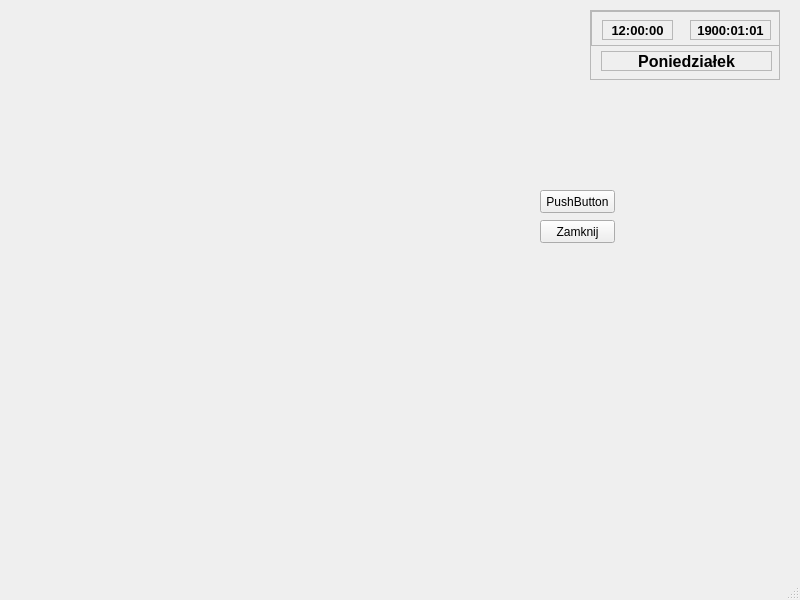
This is Kontrahent/kontrahentlista.ui in Astropl/TestRamek as Qt 5 draws it before an edit. The edited form follows.
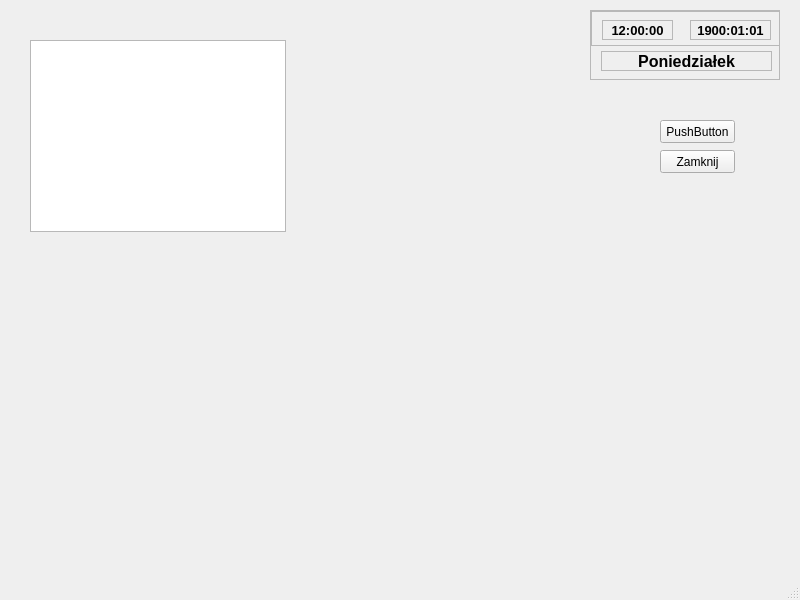
This is the edited form.

The edit to the form file:
```diff
--- a/Kontrahent/kontrahentlista.ui
+++ b/Kontrahent/kontrahentlista.ui
@@ -17,8 +17,8 @@
    <widget class="QPushButton" name="pushButton">
     <property name="geometry">
      <rect>
-      <x>540</x>
-      <y>190</y>
+      <x>660</x>
+      <y>120</y>
       <width>75</width>
       <height>23</height>
      </rect>
@@ -30,8 +30,8 @@
    <widget class="QPushButton" name="pushButton_2">
     <property name="geometry">
      <rect>
-      <x>540</x>
-      <y>220</y>
+      <x>660</x>
+      <y>150</y>
       <width>75</width>
       <height>23</height>
      </rect>
@@ -169,6 +169,19 @@
      <set>Qt::AlignCenter</set>
     </property>
    </widget>
+   <widget class="QTableView" name="tableView">
+    <property name="geometry">
+     <rect>
+      <x>30</x>
+      <y>40</y>
+      <width>256</width>
+      <height>192</height>
+     </rect>
+    </property>
+    <property name="sortingEnabled">
+     <bool>false</bool>
+    </property>
+   </widget>
   </widget>
   <widget class="QMenuBar" name="menubar">
    <property name="geometry">
```
